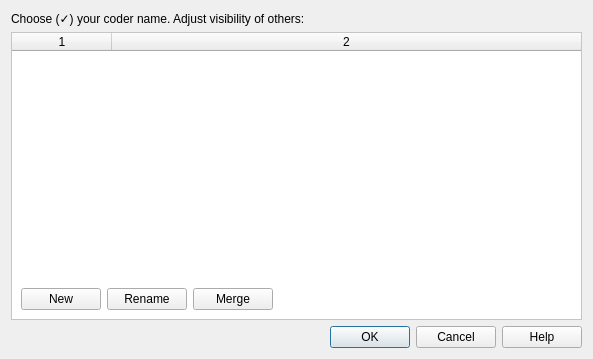
Above: src/GUI_UIs/ui_dialog_coder_names.ui from ccbogel/QualCoder before the change. Below: the same form after it.
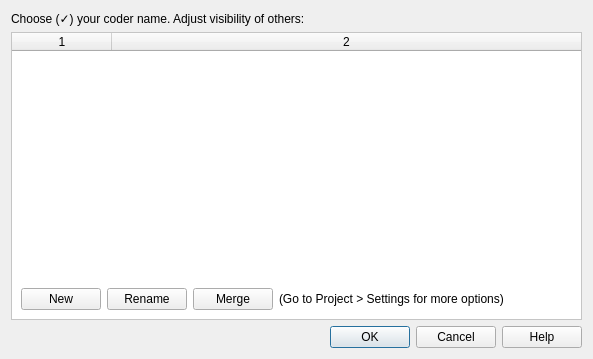
That is the form after the change.

Commit message: Coder names final touches

```diff
--- a/src/GUI_UIs/ui_dialog_coder_names.ui
+++ b/src/GUI_UIs/ui_dialog_coder_names.ui
@@ -131,6 +131,13 @@
            </property>
           </widget>
          </item>
+         <item>
+          <widget class="QLabel" name="label_more_options">
+           <property name="text">
+            <string>(Go to Project &gt; Settings for more options)</string>
+           </property>
+          </widget>
+         </item>
          <item>
           <spacer name="horizontalSpacer">
            <property name="orientation">
```
Left out of the diff: 2 changed lines with no effect on the pictures. The commit also changes 6 other files.
